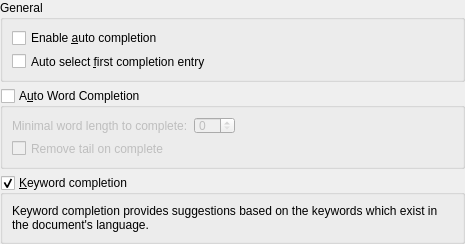
This is src/dialogs/completionconfigtab.ui in deepin-community/ktexteditor as Qt 5 draws it before an edit. The edited form follows.
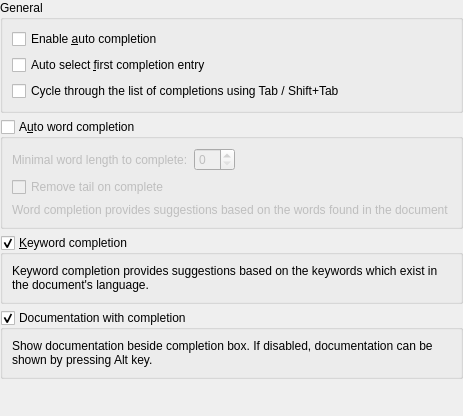
This is the edited form.

```diff
--- a/src/dialogs/completionconfigtab.ui
+++ b/src/dialogs/completionconfigtab.ui
@@ -6,8 +6,8 @@
    <rect>
     <x>0</x>
     <y>0</y>
-    <width>465</width>
-    <height>235</height>
+    <width>463</width>
+    <height>416</height>
    </rect>
   </property>
   <layout class="QVBoxLayout" name="verticalLayout">
@@ -34,13 +34,20 @@
         </property>
        </widget>
       </item>
+      <item>
+       <widget class="QCheckBox" name="chkTabCompletion">
+        <property name="text">
+         <string>Cycle through the list of completions using Tab / Shift+Tab</string>
+        </property>
+       </widget>
+      </item>
      </layout>
     </widget>
    </item>
    <item>
     <widget class="QGroupBox" name="gbWordCompletion">
      <property name="title">
-      <string>A&amp;uto Word Completion</string>
+      <string>A&amp;uto word completion</string>
      </property>
      <property name="checkable">
       <bool>true</bool>
@@ -86,6 +93,16 @@
         </property>
        </widget>
       </item>
+      <item>
+       <widget class="QLabel" name="label_4">
+        <property name="text">
+         <string>Word completion provides suggestions based on the words found in the document</string>
+        </property>
+        <property name="wordWrap">
+         <bool>true</bool>
+        </property>
+       </widget>
+      </item>
      </layout>
     </widget>
    </item>
@@ -111,6 +128,28 @@
      </layout>
     </widget>
    </item>
+   <item>
+    <widget class="QGroupBox" name="gbShowDoc">
+     <property name="title">
+      <string>Documentation with completion</string>
+     </property>
+     <property name="checkable">
+      <bool>true</bool>
+     </property>
+     <layout class="QVBoxLayout" name="verticalLayout_4">
+      <item>
+       <widget class="QLabel" name="label_3">
+        <property name="text">
+         <string>Show documentation beside completion box. If disabled, documentation can be shown by pressing Alt key.</string>
+        </property>
+        <property name="wordWrap">
+         <bool>true</bool>
+        </property>
+       </widget>
+      </item>
+     </layout>
+    </widget>
+   </item>
    <item>
     <spacer name="verticalSpacer">
      <property name="orientation">
```
Left out of the diff: 11 changed lines with no effect on the pictures.
